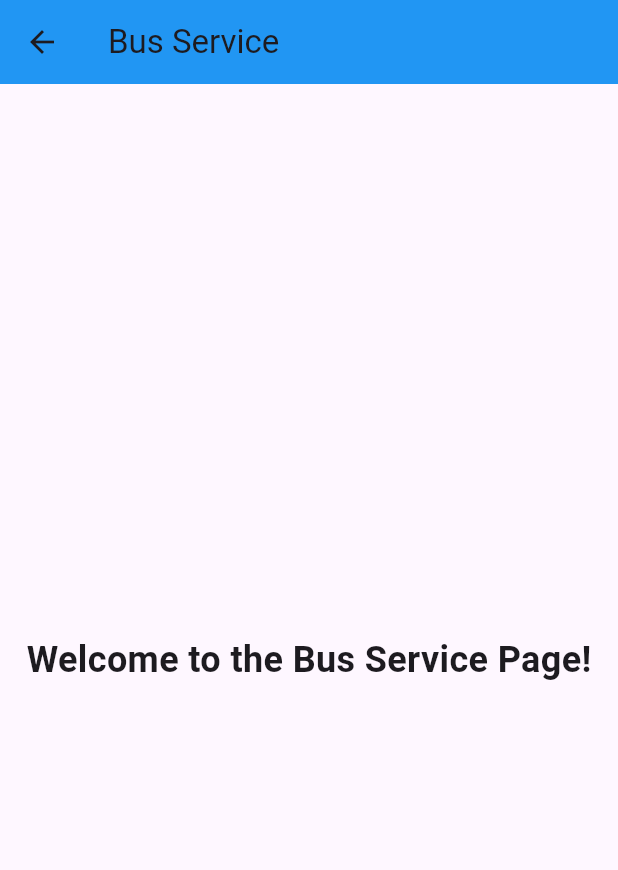
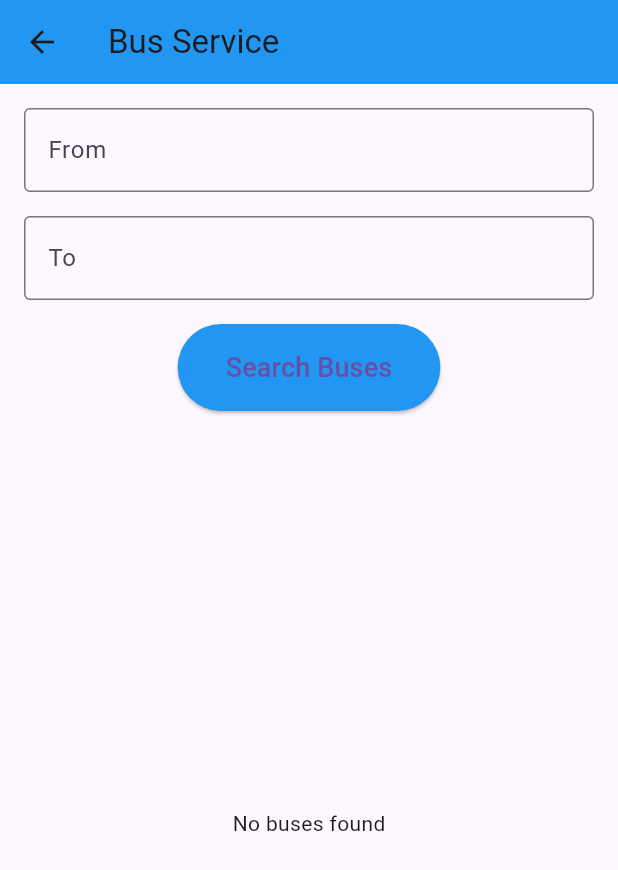
Before and after one commit to TianKaiJr/project-DigiTown, a Flutter app: the BusPage screen opened directly, on a phone screen of 412 x 824 dp. Shown: the top 870 px of the screen. Run offline on Flutter 3.47's test engine with Material 3 defaults, Android fonts, the phone set to English and light mode, and no system bars; our stand-ins replace image_picker.

Commit message:
Update transportation.dart

```diff
--- a/main_app/lib/transportation.dart
+++ b/main_app/lib/transportation.dart
@@ -180,8 +180,53 @@ class Driver {
 }
 
 
-class BusPage extends StatelessWidget {
+class BusPage extends StatefulWidget {
   const BusPage({super.key});
+
+  @override
+  _BusPageState createState() => _BusPageState();
+}
+
+class _BusPageState extends State<BusPage> {
+  final TextEditingController fromController = TextEditingController();
+  final TextEditingController toController = TextEditingController();
+
+  final List<String> places = [
+    'City Center',
+    'Green Valley',
+    'Ocean View',
+    'Sunny Hills',
+    'Downtown',
+    'Tech Park',
+    'Uptown',
+    'Harbor Station',
+  ];
+
+  final List<BusRoute> busRoutes = [
+    BusRoute('City Center', 'Green Valley', 'Bus A'),
+    BusRoute('Ocean View', 'Sunny Hills', 'Bus B'),
+    BusRoute('Downtown', 'Tech Park', 'Bus C'),
+    BusRoute('Harbor Station', 'City Center', 'Bus D'),
+  ];
+
+  List<String> fromSuggestions = [];
+  List<String> toSuggestions = [];
+  List<BusRoute> filteredRoutes = [];
+
+  void searchRoutes() {
+  setState(() {
+    final fromInput = fromController.text.toLowerCase();
+    final toInput = toController.text.toLowerCase();
+
+    filteredRoutes = busRoutes.where((route) {
+      final routeFrom = route.from.toLowerCase();
+      final routeTo = route.to.toLowerCase();
+
+      // Check if both "from" and "to" inputs match the routes (partial matches allowed)
+      return routeFrom.contains(fromInput) && routeTo.contains(toInput);
+    }).toList();
+  });
+}
 
   @override
   Widget build(BuildContext context) {
@@ -190,12 +235,128 @@ class BusPage extends StatelessWidget {
         title: const Text('Bus Service'),
         backgroundColor: Colors.blue,
       ),
-      body: const Center(
-        child: Text(
-          'Welcome to the Bus Service Page!',
-          style: TextStyle(fontSize: 24, fontWeight: FontWeight.bold),
+      body: Padding(
+        padding: const EdgeInsets.all(16.0),
+        child: Column(
+          children: [
+            // "From" TextField with suggestions
+            TextField(
+              controller: fromController,
+              decoration: const InputDecoration(
+                labelText: 'From',
+                border: OutlineInputBorder(),
+              ),
+              onChanged: (value) {
+                setState(() {
+                  fromSuggestions = places
+                      .where((place) => place.toLowerCase().contains(value.toLowerCase()))
+                      .toList();
+                });
+              },
+            ),
+            if (fromSuggestions.isNotEmpty)
+              Container(
+                margin: const EdgeInsets.only(top: 8.0),
+                height: 100,
+                child: ListView.builder(
+                  itemCount: fromSuggestions.length,
+                  itemBuilder: (context, index) {
+                    return ListTile(
+                      title: Text(fromSuggestions[index]),
+                      onTap: () {
+                        setState(() {
+                          fromController.text = fromSuggestions[index];
+                          fromSuggestions.clear();
+                        });
+                      },
+                    );
+                  },
+                ),
+              ),
+
+            const SizedBox(height: 16),
+
+            // "To" TextField with suggestions
+            TextField(
+              controller: toController,
+              decoration: const InputDecoration(
+                labelText: 'To',
+                border: OutlineInputBorder(),
+              ),
+              onChanged: (value) {
+                setState(() {
+                  toSuggestions = places
+                      .where((place) => place.toLowerCase().contains(value.toLowerCase()))
+                      .toList();
+                });
+              },
+            ),
+            if (toSuggestions.isNotEmpty)
+              Container(
+                margin: const EdgeInsets.only(top: 8.0),
+                height: 100,
+                child: ListView.builder(
+                  itemCount: toSuggestions.length,
+                  itemBuilder: (context, index) {
+                    return ListTile(
+                      title: Text(toSuggestions[index]),
+                      onTap: () {
+                        setState(() {
+                          toController.text = toSuggestions[index];
+                          toSuggestions.clear();
+                        });
+                      },
+                    );
+                  },
+                ),
+              ),
+
+            const SizedBox(height: 16),
+
+            // Search Button
+            ElevatedButton(
+              onPressed: searchRoutes,
+              style: ElevatedButton.styleFrom(
+                backgroundColor: Colors.blue,
+                padding: const EdgeInsets.symmetric(vertical: 16.0, horizontal: 32.0),
+              ),
+              child: const Text(
+                'Search Buses',
+                style: TextStyle(fontSize: 18),
+              ),
+            ),
+
+            const SizedBox(height: 16),
+
+            // Filtered Bus Routes
+            Expanded(
+              child: filteredRoutes.isEmpty
+                  ? const Center(child: Text('No buses found'))
+                  : ListView.builder(
+                      itemCount: filteredRoutes.length,
+                      itemBuilder: (context, index) {
+                        final route = filteredRoutes[index];
+                        return Card(
+                          margin: const EdgeInsets.only(bottom: 16.0),
+                          child: ListTile(
+                            title: Text('Bus: ${route.busName}'),
+                            subtitle: Text('From: ${route.from} → To: ${route.to}'),
+                          ),
+                        );
+                      },
+                    ),
+            ),
+          ],
         ),
       ),
     );
   }
 }
+
+class BusRoute {
+  final String from;
+  final String to;
+  final String busName;
+
+  BusRoute(this.from, this.to, this.busName);
+}
```
